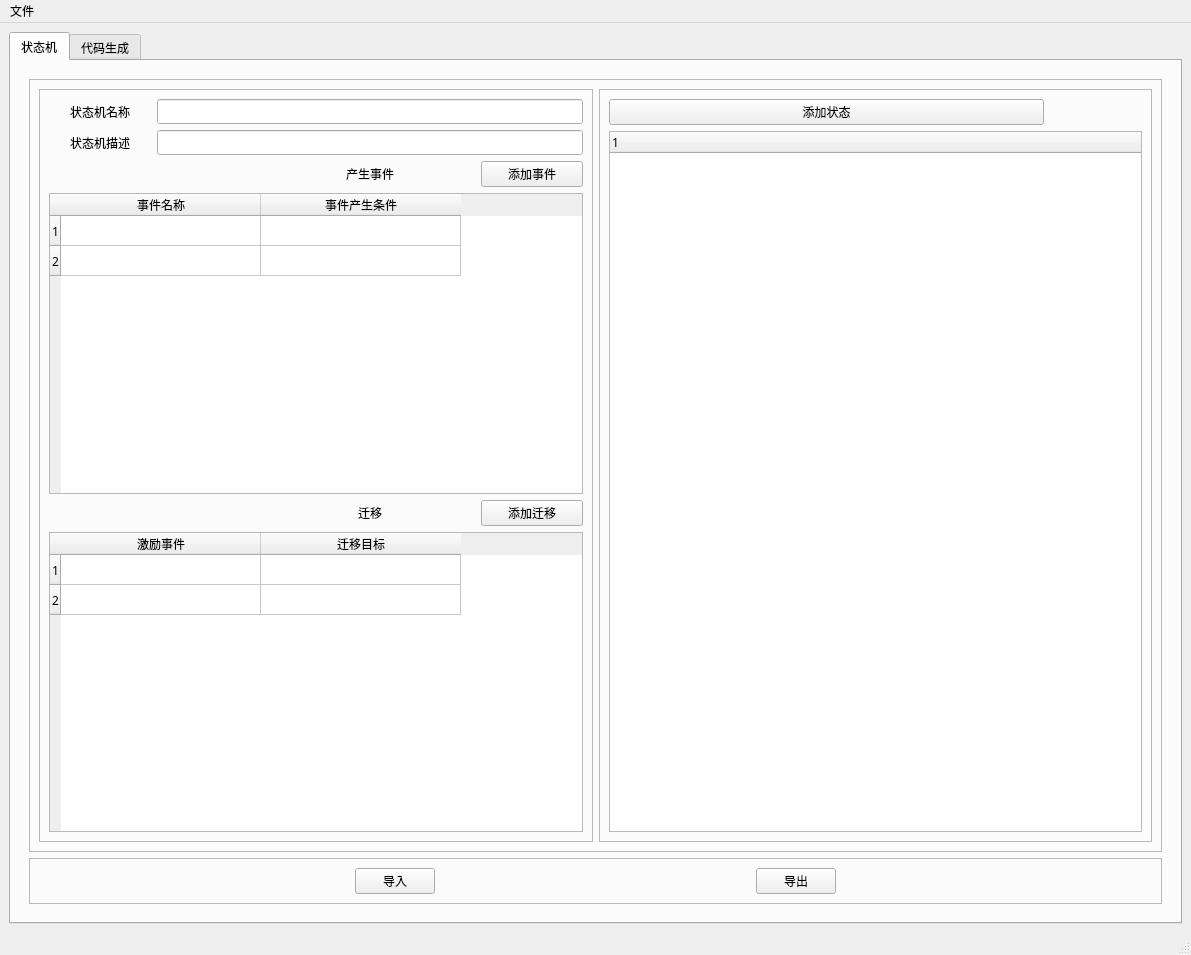
First picture: the form in app/ui/main_window.ui, repository SingDanceRapPingPang/fcstm-ui, before the edit.
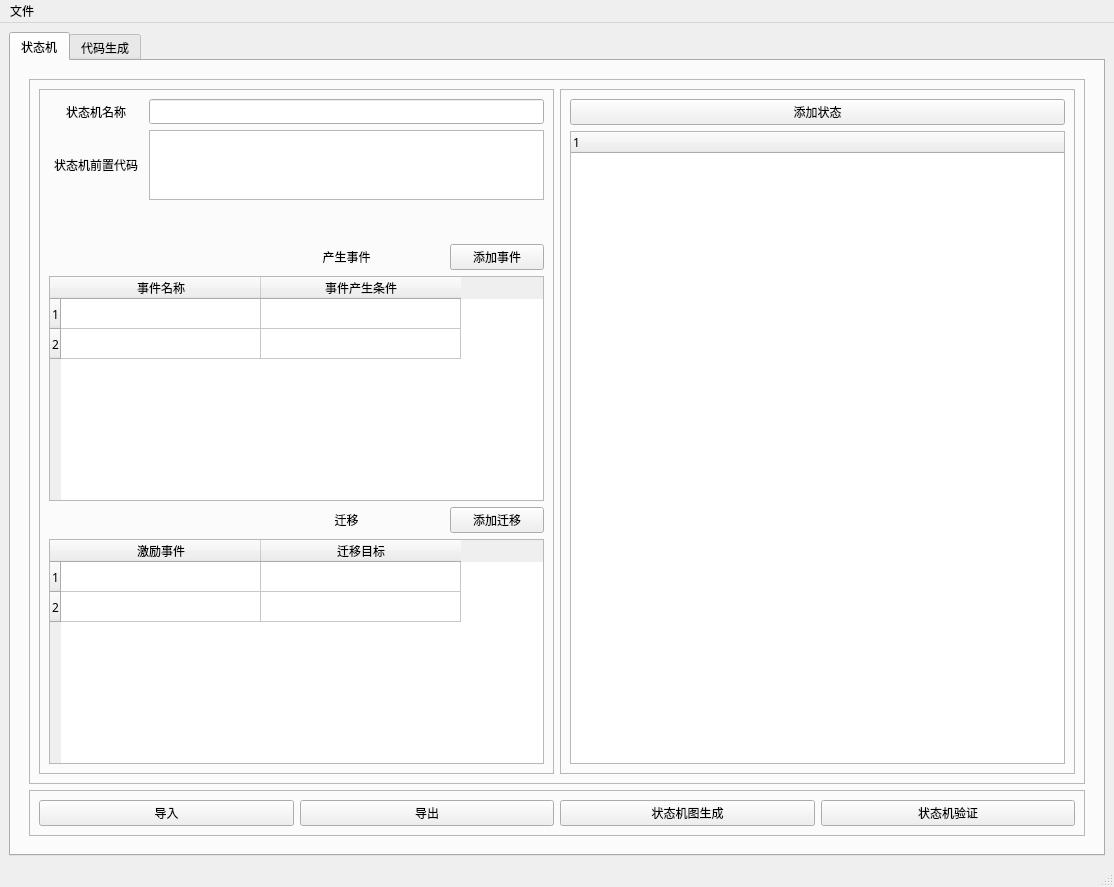
Second picture: the form after the edit.

Commit message: [feat]:ui页面添加图生成及验证

```diff
--- a/app/ui/main_window.ui
+++ b/app/ui/main_window.ui
@@ -6,8 +6,8 @@
    <rect>
     <x>0</x>
     <y>0</y>
-    <width>1191</width>
-    <height>955</height>
+    <width>1114</width>
+    <height>887</height>
    </rect>
   </property>
   <property name="windowTitle">
@@ -163,7 +163,65 @@
                  <property name="frameShadow">
                   <enum>QFrame::Raised</enum>
                  </property>
-                 <layout class="QGridLayout" name="gridLayout_7">
+                 <layout class="QGridLayout" name="gridLayout_7" rowstretch="0,1,1,1,6,1,6">
+                  <item row="3" column="4">
+                   <widget class="QPushButton" name="button_state_machine_add_event">
+                    <property name="font">
+                     <font>
+                      <family>微软雅黑</family>
+                      <pointsize>9</pointsize>
+                     </font>
+                    </property>
+                    <property name="text">
+                     <string>添加事件</string>
+                    </property>
+                    <property name="autoDefault">
+                     <bool>false</bool>
+                    </property>
+                   </widget>
+                  </item>
+                  <item row="5" column="4">
+                   <widget class="QPushButton" name="button_state_machine_add_transition">
+                    <property name="font">
+                     <font>
+                      <family>微软雅黑</family>
+                      <pointsize>9</pointsize>
+                     </font>
+                    </property>
+                    <property name="text">
+                     <string>添加迁移</string>
+                    </property>
+                    <property name="autoDefault">
+                     <bool>false</bool>
+                    </property>
+                   </widget>
+                  </item>
+                  <item row="1" column="1" colspan="4">
+                   <widget class="QTextEdit" name="edit_state_machine_preamble">
+                    <property name="sizePolicy">
+                     <sizepolicy hsizetype="Preferred" vsizetype="Preferred">
+                      <horstretch>0</horstretch>
+                      <verstretch>0</verstretch>
+                     </sizepolicy>
+                    </property>
+                   </widget>
+                  </item>
+                  <item row="1" column="0">
+                   <widget class="QLabel" name="label_state_machine_state_machine_preamble">
+                    <property name="font">
+                     <font>
+                      <family>微软雅黑</family>
+                      <pointsize>9</pointsize>
+                     </font>
+                    </property>
+                    <property name="text">
+                     <string>状态机前置代码</string>
+                    </property>
+                    <property name="alignment">
+                     <set>Qt::AlignCenter</set>
+                    </property>
+                   </widget>
+                  </item>
                   <item row="5" column="2" colspan="2">
                    <widget class="QLabel" name="label_state_machine_transition">
                     <property name="sizePolicy">
@@ -186,6 +244,63 @@
                     </property>
                    </widget>
                   </item>
+                  <item row="6" column="0" colspan="5">
+                   <widget class="QTableWidget" name="table_state_machine_transition">
+                    <property name="sizePolicy">
+                     <sizepolicy hsizetype="Preferred" vsizetype="Expanding">
+                      <horstretch>0</horstretch>
+                      <verstretch>0</verstretch>
+                     </sizepolicy>
+                    </property>
+                    <property name="frameShape">
+                     <enum>QFrame::StyledPanel</enum>
+                    </property>
+                    <property name="frameShadow">
+                     <enum>QFrame::Sunken</enum>
+                    </property>
+                    <property name="verticalScrollBarPolicy">
+                     <enum>Qt::ScrollBarAsNeeded</enum>
+                    </property>
+                    <property name="sizeAdjustPolicy">
+                     <enum>QAbstractScrollArea::AdjustIgnored</enum>
+                    </property>
+                    <property name="horizontalScrollMode">
+                     <enum>QAbstractItemView::ScrollPerItem</enum>
+                    </property>
+                    <property name="showGrid">
+                     <bool>true</bool>
+                    </property>
+                    <property name="rowCount">
+                     <number>2</number>
+                    </property>
+                    <property name="columnCount">
+                     <number>2</number>
+                    </property>
+                    <attribute name="horizontalHeaderDefaultSectionSize">
+                     <number>200</number>
+                    </attribute>
+                    <row/>
+                    <row/>
+                    <column>
+                     <property name="text">
+                      <string>激励事件</string>
+                     </property>
+                    </column>
+                    <column>
+                     <property name="text">
+                      <string>迁移目标</string>
+                     </property>
+                    </column>
+                    <item row="0" column="1">
+                     <property name="text">
+                      <string/>
+                     </property>
+                     <property name="textAlignment">
+                      <set>AlignCenter</set>
+                     </property>
+                    </item>
+                   </widget>
+                  </item>
                   <item row="4" column="0" colspan="5">
                    <widget class="QTableWidget" name="table_state_machine_event">
                     <property name="sizePolicy">
@@ -280,161 +395,6 @@
                     </property>
                    </widget>
                   </item>
-                  <item row="6" column="0" colspan="5">
-                   <widget class="QTableWidget" name="table_state_machine_transition">
-                    <property name="sizePolicy">
-                     <sizepolicy hsizetype="Preferred" vsizetype="Expanding">
-                      <horstretch>0</horstretch>
-                      <verstretch>0</verstretch>
-                     </sizepolicy>
-                    </property>
-                    <property name="frameShape">
-                     <enum>QFrame::StyledPanel</enum>
-                    </property>
-                    <property name="frameShadow">
-                     <enum>QFrame::Sunken</enum>
-                    </property>
-                    <property name="verticalScrollBarPolicy">
-                     <enum>Qt::ScrollBarAsNeeded</enum>
-                    </property>
-                    <property name="sizeAdjustPolicy">
-                     <enum>QAbstractScrollArea::AdjustIgnored</enum>
-                    </property>
-                    <property name="horizontalScrollMode">
-                     <enum>QAbstractItemView::ScrollPerItem</enum>
-                    </property>
-                    <property name="showGrid">
-                     <bool>true</bool>
-                    </property>
-                    <property name="rowCount">
-                     <number>2</number>
-                    </property>
-                    <property name="columnCount">
-                     <number>2</number>
-                    </property>
-                    <attribute name="horizontalHeaderDefaultSectionSize">
-                     <number>200</number>
-                    </attribute>
-                    <row/>
-                    <row/>
-                    <column>
-                     <property name="text">
-                      <string>激励事件</string>
-                     </property>
-                    </column>
-                    <column>
-                     <property name="text">
-                      <string>迁移目标</string>
-                     </property>
-                    </column>
-                    <item row="0" column="1">
-                     <property name="text">
-                      <string/>
-                     </property>
-                     <property name="textAlignment">
-                      <set>AlignCenter</set>
-                     </property>
-                    </item>
-                   </widget>
-                  </item>
-                  <item row="1" column="0">
-                   <widget class="QLabel" name="label_state_machine_state_machine_description">
-                    <property name="font">
-                     <font>
-                      <family>微软雅黑</family>
-                      <pointsize>9</pointsize>
-                     </font>
-                    </property>
-                    <property name="text">
-                     <string>状态机描述</string>
-                    </property>
-                    <property name="alignment">
-                     <set>Qt::AlignCenter</set>
-                    </property>
-                   </widget>
-                  </item>
-                  <item row="1" column="1" colspan="4">
-                   <widget class="QLineEdit" name="edit_state_machine_description">
-                    <property name="sizePolicy">
-                     <sizepolicy hsizetype="Preferred" vsizetype="Preferred">
-                      <horstretch>0</horstretch>
-                      <verstretch>0</verstretch>
-                     </sizepolicy>
-                    </property>
-                    <property name="minimumSize">
-                     <size>
-                      <width>0</width>
-                      <height>0</height>
-                     </size>
-                    </property>
-                    <property name="font">
-                     <font>
-                      <family>微软雅黑</family>
-                      <pointsize>9</pointsize>
-                     </font>
-                    </property>
-                    <property name="text">
-                     <string/>
-                    </property>
-                    <property name="maxLength">
-                     <number>32764</number>
-                    </property>
-                   </widget>
-                  </item>
-                  <item row="3" column="2" colspan="2">
-                   <widget class="QLabel" name="label_state_machine_gen_state">
-                    <property name="sizePolicy">
-                     <sizepolicy hsizetype="Preferred" vsizetype="Fixed">
-                      <horstretch>0</horstretch>
-                      <verstretch>0</verstretch>
-                     </sizepolicy>
-                    </property>
-                    <property name="font">
-                     <font>
-                      <family>微软雅黑</family>
-                      <pointsize>9</pointsize>
-                     </font>
-                    </property>
-                    <property name="text">
-                     <string>产生事件</string>
-                    </property>
-                    <property name="alignment">
-                     <set>Qt::AlignCenter</set>
-                    </property>
-                   </widget>
-                  </item>
-                  <item row="3" column="4">
-                   <widget class="QPushButton" name="button_state_machine_add_event">
-                    <property name="font">
-                     <font>
-                      <family>微软雅黑</family>
-                      <pointsize>9</pointsize>
-                     </font>
-                    </property>
-                    <property name="text">
-                     <string>添加事件</string>
-                    </property>
-                    <property name="autoDefault">
-                     <bool>false</bool>
-                    </property>
-                   </widget>
-                  </item>
-                  <item row="5" column="4">
-                   <widget class="QPushButton" name="button_state_machine_add_transition">
-                    <property name="font">
-                     <font>
-                      <family>微软雅黑</family>
-                      <pointsize>9</pointsize>
-                     </font>
-                    </property>
-                    <property name="text">
-                     <string>添加迁移</string>
-                    </property>
-                    <property name="autoDefault">
-                     <bool>false</bool>
-                    </property>
-                   </widget>
-                  </item>
                   <item row="0" column="1" colspan="4">
                    <widget class="QLineEdit" name="edit_state_machine_name">
                     <property name="sizePolicy">
@@ -469,6 +429,28 @@
                     </property>
                    </widget>
                   </item>
+                  <item row="3" column="2" colspan="2">
+                   <widget class="QLabel" name="label_state_machine_gen_state">
+                    <property name="sizePolicy">
+                     <sizepolicy hsizetype="Preferred" vsizetype="Fixed">
+                      <horstretch>0</horstretch>
+                      <verstretch>0</verstretch>
+                     </sizepolicy>
+                    </property>
+                    <property name="font">
+                     <font>
+                      <family>微软雅黑</family>
+                      <pointsize>9</pointsize>
+                     </font>
+                    </property>
+                    <property name="text">
+                     <string>产生事件</string>
+                    </property>
+                    <property name="alignment">
+                     <set>Qt::AlignCenter</set>
+                    </property>
+                   </widget>
+                  </item>
                  </layout>
                 </widget>
                </item>
@@ -484,14 +466,14 @@
                   <item>
                    <widget class="QPushButton" name="button_state_machine_add_state">
                     <property name="sizePolicy">
-                     <sizepolicy hsizetype="Preferred" vsizetype="Fixed">
+                     <sizepolicy hsizetype="Preferred" vsizetype="Preferred">
                       <horstretch>0</horstretch>
                       <verstretch>0</verstretch>
                      </sizepolicy>
                     </property>
                     <property name="maximumSize">
                      <size>
-                      <width>435</width>
+                      <width>3000</width>
                       <height>16777215</height>
                      </size>
                     </property>
@@ -524,19 +506,6 @@
                <enum>QFrame::Raised</enum>
               </property>
               <layout class="QHBoxLayout" name="horizontalLayout">
-               <item>
-                <spacer name="horizontalSpacer_2">
-                 <property name="orientation">
-                  <enum>Qt::Horizontal</enum>
-                 </property>
-                 <property name="sizeHint" stdset="0">
-                  <size>
-                   <width>40</width>
-                   <height>20</height>
-                  </size>
-                 </property>
-                </spacer>
-               </item>
                <item>
                 <widget class="QPushButton" name="button_state_machine_import_state">
                  <property name="font">
@@ -549,19 +518,6 @@
                  </property>
                 </widget>
                </item>
-               <item>
-                <spacer name="horizontalSpacer">
-                 <property name="orientation">
-                  <enum>Qt::Horizontal</enum>
-                 </property>
-                 <property name="sizeHint" stdset="0">
-                  <size>
-                   <width>40</width>
-                   <height>20</height>
-                  </size>
-                 </property>
-                </spacer>
-               </item>
                <item>
                 <widget class="QPushButton" name="button_state_machine_export">
                  <property name="font">
@@ -579,17 +535,18 @@
                 </widget>
                </item>
                <item>
-                <spacer name="horizontalSpacer_3">
-                 <property name="orientation">
-                  <enum>Qt::Horizontal</enum>
+                <widget class="QPushButton" name="button_state_machine_graph_gen">
+                 <property name="text">
+                  <string>状态机图生成</string>
                  </property>
-                 <property name="sizeHint" stdset="0">
-                  <size>
-                   <width>40</width>
-                   <height>20</height>
-                  </size>
+                </widget>
+               </item>
+               <item>
+                <widget class="QPushButton" name="button_state_machine_validation">
+                 <property name="text">
+                  <string>状态机验证</string>
                  </property>
-                </spacer>
+                </widget>
                </item>
               </layout>
              </widget>
@@ -707,7 +664,7 @@
     <rect>
      <x>0</x>
      <y>0</y>
-     <width>1191</width>
+     <width>1114</width>
      <height>23</height>
     </rect>
    </property>
```
Left out of the diff: 43 changed lines with no effect on the pictures.
